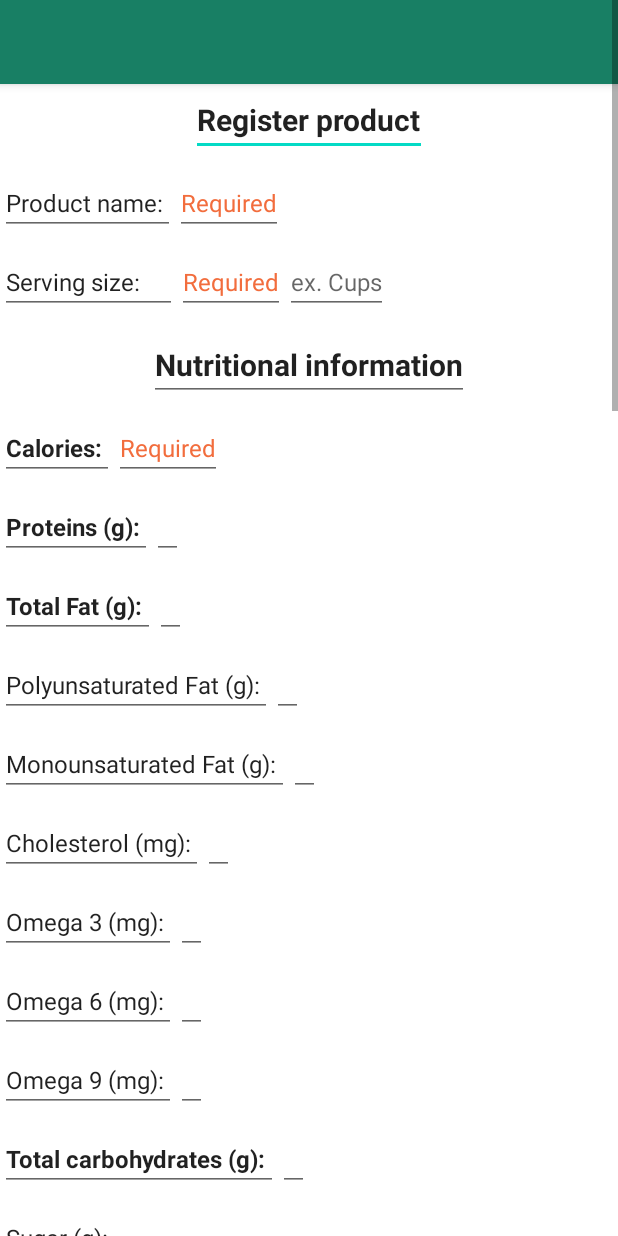
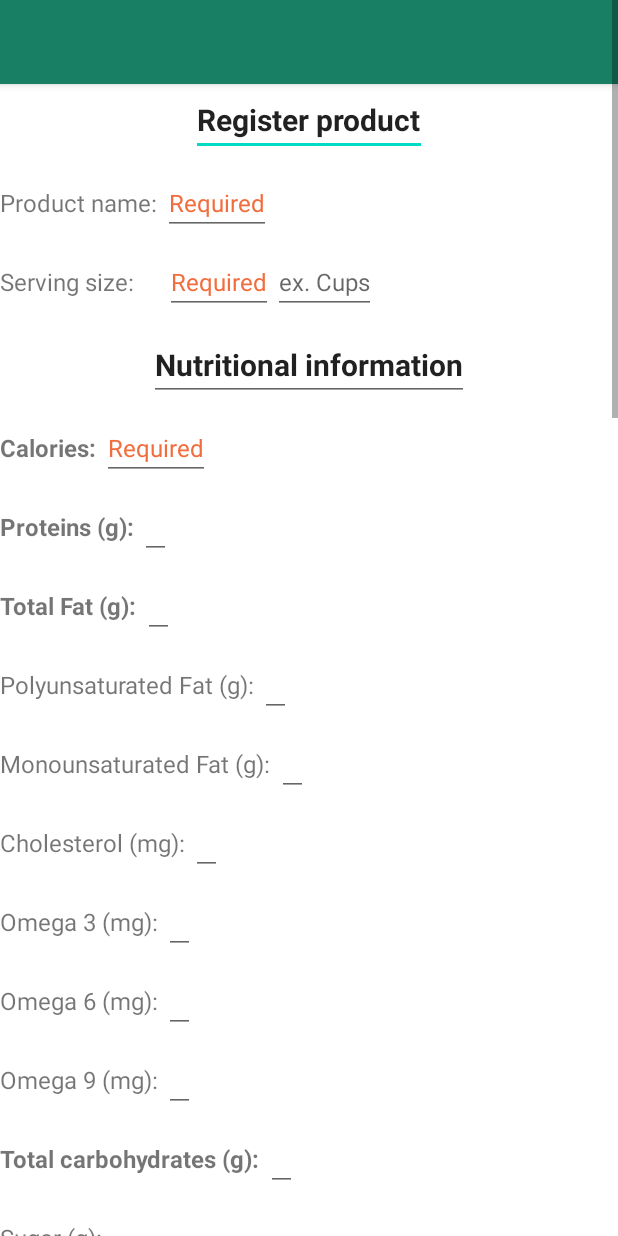
Before and after one commit to felipezxkq/Pudu, an Android app: the AddProductsActivity screen opened directly, with no data from a screen before it, on a phone screen of 412 x 824 dp. Run offline under Robolectric (Android 15) with nearby library versions, the phone set to English and light mode, and no system bars; our stand-ins replace Firebase (no records; nobody signed in at launch, a user with empty details on screens opened directly).

Commit message:
EditText corrections

```diff
--- a/app/src/main/java/com/pudu/pudu2/ShareActivity.kt
+++ b/app/src/main/java/com/pudu/pudu2/ShareActivity.kt
@@ -5,6 +5,7 @@ import android.content.Intent
 import android.content.pm.PackageManager
 import android.graphics.Bitmap
 import android.graphics.BitmapFactory
+import android.graphics.Canvas
 import android.net.Uri
 import android.os.Build
 import androidx.appcompat.app.AppCompatActivity
@@ -67,7 +68,6 @@ class ShareActivity : AppCompatActivity() {
             var photo = SharePhoto.Builder()
                 .setBitmap(imageBitmap)
                 .build()
-
 
             var sharecontent = SharePhotoContent.Builder().addPhoto(photo).build()
             ShareDialog.show(this@ShareActivity, sharecontent)
--- a/app/src/main/res/layout/activity_add_products.xml
+++ b/app/src/main/res/layout/activity_add_products.xml
@@ -37,14 +37,14 @@
             android:layout_height="wrap_content"
             android:orientation="horizontal"
             android:layout_marginTop="10dp">
-            <EditText
+            <TextView
                 android:layout_width="wrap_content"
                 android:layout_height="wrap_content"
                 android:text="Product name: "
                 android:textSize="16dp"
                 >
 
-            </EditText>
+            </TextView>
             <EditText
                 android:id="@+id/textEditProductName"
                 android:layout_width="wrap_content"
@@ -64,14 +64,14 @@
             android:layout_height="wrap_content"
             android:orientation="horizontal"
             android:layout_marginTop="10dp">
-            <EditText
+            <TextView
                 android:layout_width="wrap_content"
                 android:layout_height="wrap_content"
                 android:text="Serving size:     "
                 android:textSize="16dp"
                 >
 
-            </EditText>
+            </TextView>
             <EditText
                 android:id="@+id/textServingSize"
                 android:layout_width="wrap_content"
@@ -118,7 +118,7 @@
                 android:layout_height="wrap_content"
                 android:orientation="horizontal"
                 android:layout_marginTop="10dp">
-                <EditText
+                <TextView
                     android:layout_width="wrap_content"
                     android:layout_height="wrap_content"
                     android:text="Calories: "
@@ -126,7 +126,7 @@
                     android:textSize="16dp"
                     >
 
-                </EditText>
+                </TextView>
                 <EditText
                     android:id="@+id/textCalories"
                     android:layout_width="wrap_content"
@@ -145,7 +145,7 @@
                 android:layout_height="wrap_content"
                 android:orientation="horizontal"
                 android:layout_marginTop="10dp">
-                <EditText
+                <TextView
                     android:layout_width="wrap_content"
                     android:layout_height="wrap_content"
                     android:text="Proteins (g): "
@@ -153,7 +153,7 @@
                     android:textSize="16dp"
                     >
 
-                </EditText>
+                </TextView>
                 <EditText
                     android:id="@+id/textProteins"
                     android:layout_width="wrap_content"
@@ -172,7 +172,7 @@
                 android:layout_height="wrap_content"
                 android:orientation="horizontal"
                 android:layout_marginTop="10dp">
-                <EditText
+                <TextView
                     android:layout_width="wrap_content"
                     android:layout_height="wrap_content"
                     android:text="Total Fat (g): "
@@ -180,7 +180,7 @@
                     android:textSize="16dp"
                     >
 
-                </EditText>
+                </TextView>
                 <EditText
                     android:id="@+id/textTotalFat"
                     android:layout_width="wrap_content"
@@ -199,14 +199,14 @@
                 android:layout_height="wrap_content"
                 android:orientation="horizontal"
                 android:layout_marginTop="10dp">
-                <EditText
+                <TextView
                     android:layout_width="wrap_content"
                     android:layout_height="wrap_content"
                     android:text="Polyunsaturated Fat (g): "
                     android:textSize="16dp"
                     >
 
-                </EditText>
+                </TextView>
                 <EditText
                     android:id="@+id/textPolyinsaturatedFat"
                     android:layout_width="wrap_content"
@@ -224,14 +224,14 @@
                 android:layout_height="wrap_content"
                 android:orientation="horizontal"
                 android:layout_marginTop="10dp">
-                <EditText
+                <TextView
                     android:layout_width="wrap_content"
                     android:layout_height="wrap_content"
                     android:text="Monounsaturated Fat (g): "
                     android:textSize="16dp"
                     >
 
-                </EditText>
+                </TextView>
                 <EditText
                     android:id="@+id/textMonoUnsaturatedFat"
                     android:layout_width="wrap_content"
@@ -249,14 +249,14 @@
                 android:layout_height="wrap_content"
                 android:orientation="horizontal"
                 android:layout_marginTop="10dp">
-                <EditText
+                <TextView
                     android:layout_width="wrap_content"
                     android:layout_height="wrap_content"
                     android:text="Cholesterol (mg): "
                     android:textSize="16dp"
                     >
 
-                </EditText>
+                </TextView>
                 <EditText
                     android:id="@+id/textCholesterol"
                     android:layout_width="wrap_content"
@@ -274,14 +274,14 @@
                 android:layout_height="wrap_content"
                 android:orientation="horizontal"
                 android:layout_marginTop="10dp">
-                <EditText
+                <TextView
                     android:layout_width="wrap_content"
                     android:layout_height="wrap_content"
                     android:text="Omega 3 (mg): "
                     android:textSize="16dp"
                     >
 
-                </EditText>
+                </TextView>
                 <EditText
                     android:id="@+id/textOmega3"
                     android:layout_width="wrap_content"
@@ -299,14 +299,14 @@
                 android:layout_height="wrap_content"
                 android:orientation="horizontal"
                 android:layout_marginTop="10dp">
-                <EditText
+                <TextView
                     android:layout_width="wrap_content"
                     android:layout_height="wrap_content"
                     android:text="Omega 6 (mg): "
                     android:textSize="16dp"
                     >
 
-                </EditText>
+                </TextView>
                 <EditText
                     android:id="@+id/omega6text"
                     android:layout_width="wrap_content"
@@ -324,14 +324,14 @@
                 android:layout_height="wrap_content"
                 android:orientation="horizontal"
                 android:layout_marginTop="10dp">
-                <EditText
+                <TextView
                     android:layout_width="wrap_content"
                     android:layout_height="wrap_content"
                     android:text="Omega 9 (mg): "
                     android:textSize="16dp"
                     >
 
-                </EditText>
+                </TextView>
                 <EditText
                     android:id="@+id/omaga9text"
                     android:layout_width="wrap_content"
@@ -349,7 +349,7 @@
                 android:layout_height="wrap_content"
                 android:orientation="horizontal"
                 android:layout_marginTop="10dp">
-                <EditText
+                <TextView
                     android:layout_width="wrap_content"
                     android:layout_height="wrap_content"
                     android:text="Total carbohydrates (g): "
@@ -357,7 +357,7 @@
                     android:textSize="16dp"
                     >
 
-                </EditText>
+                </TextView>
                 <EditText
                     android:id="@+id/textCarbohydrates"
                     android:layout_width="wrap_content"
@@ -375,14 +375,14 @@
                 android:layout_height="wrap_content"
                 android:orientation="horizontal"
                 android:layout_marginTop="10dp">
-                <EditText
+                <TextView
                     android:layout_width="wrap_content"
                     android:layout_height="wrap_content"
                     android:text="Sugar (g): "
                     android:textSize="16dp"
                     >
 
-                </EditText>
+                </TextView>
                 <EditText
                     android:id="@+id/textSugar"
                     android:layout_width="wrap_content"
@@ -400,14 +400,14 @@
                 android:layout_height="wrap_content"
                 android:orientation="horizontal"
                 android:layout_marginTop="10dp">
-                <EditText
+                <TextView
                     android:layout_width="wrap_content"
                     android:layout_height="wrap_content"
                     android:text="Vitamin A (mg): "
                     android:textSize="16dp"
                     >
 
-                </EditText>
+                </TextView>
                 <EditText
                     android:id="@+id/textVitaminA"
                     android:layout_width="wrap_content"
@@ -425,14 +425,14 @@
                 android:layout_height="wrap_content"
                 android:orientation="horizontal"
                 android:layout_marginTop="10dp">
-                <EditText
+                <TextView
                     android:layout_width="wrap_content"
                     android:layout_height="wrap_content"
                     android:text="Vitamin B1 (mg): "
                     android:textSize="16dp"
                     >
 
-                </EditText>
+                </TextView>
                 <EditText
                     android:id="@+id/textVitaminB1"
                     android:layout_width="wrap_content"
@@ -450,14 +450,14 @@
                 android:layout_height="wrap_content"
                 android:orientation="horizontal"
                 android:layout_marginTop="10dp">
-                <EditText
+                <TextView
                     android:layout_width="wrap_content"
                     android:layout_height="wrap_content"
                     android:text="Vitamin B2 (mg): "
                     android:textSize="16dp"
                     >
 
-                </EditText>
+                </TextView>
                 <EditText
                     android:id="@+id/textVitaminB2"
                     android:layout_width="wrap_content"
@@ -475,14 +475,14 @@
                 android:layout_height="wrap_content"
                 android:orientation="horizontal"
                 android:layout_marginTop="10dp">
-                <EditText
+                <TextView
                     android:layout_width="wrap_content"
                     android:layout_height="wrap_content"
                     android:text="Vitamin B6 (mg): "
                     android:textSize="16dp"
                     >
 
-                </EditText>
+                </TextView>
                 <EditText
                     android:id="@+id/textVitaminB6"
                     android:layout_width="wrap_content"
@@ -500,14 +500,14 @@
                 android:layout_height="wrap_content"
                 android:orientation="horizontal"
                 android:layout_marginTop="10dp">
-                <EditText
+                <TextView
                     android:layout_width="wrap_content"
                     android:layout_height="wrap_content"
                     android:text="Vitamin B9 (mg): "
                     android:textSize="16dp"
                     >
 
-                </EditText>
+                </TextView>
                 <EditText
                     android:id="@+id/textVitaminB9"
                     android:layout_width="wrap_content"
@@ -525,14 +525,14 @@
                 android:layout_height="wrap_content"
                 android:orientation="horizontal"
                 android:layout_marginTop="10dp">
-                <EditText
+                <TextView
                     android:layout_width="wrap_content"
                     android:layout_height="wrap_content"
                     android:text="Vitamin B12 (mg): "
                     android:textSize="16dp"
                     >
 
-                </EditText>
+                </TextView>
                 <EditText
                     android:id="@+id/textVitaminB12"
                     android:layout_width="wrap_content"
@@ -550,14 +550,14 @@
                 android:layout_height="wrap_content"
                 android:orientation="horizontal"
                 android:layout_marginTop="10dp">
-                <EditText
+                <TextView
                     android:layout_width="wrap_content"
                     android:layout_height="wrap_content"
                     android:text="Biotin (mg): "
                     android:textSize="16dp"
                     >
 
-                </EditText>
+                </TextView>
                 <EditText
                     android:id="@+id/textBiotin"
                     android:layout_width="wrap_content"
@@ -575,14 +575,14 @@
                 android:layout_height="wrap_content"
                 android:orientation="horizontal"
                 android:layout_marginTop="10dp">
-                <EditText
+                <TextView
                     android:layout_width="wrap_content"
                     android:layout_height="wrap_content"
                     android:text="Vitamin C (mg): "
                     android:textSize="16dp"
                     >
 
-                </EditText>
+                </TextView>
                 <EditText
                     android:id="@+id/vitaminCtext"
                     android:layout_width="wrap_content"
@@ -599,14 +599,14 @@
                 android:layout_height="wrap_content"
                 android:orientation="horizontal"
                 android:layout_marginTop="10dp">
-                <EditText
+                <TextView
                     android:layout_width="wrap_content"
                     android:layout_height="wrap_content"
                     android:text="Vitamin D (mg): "
                     android:textSize="16dp"
                     >
 
-                </EditText>
+                </TextView>
                 <EditText
                     android:id="@+id/textVitaminD"
                     android:layout_width="wrap_content"
@@ -623,14 +623,14 @@
                 android:layout_height="wrap_content"
                 android:orientation="horizontal"
                 android:layout_marginTop="10dp">
-                <EditText
+                <TextView
                     android:layout_width="wrap_content"
                     android:layout_height="wrap_content"
                     android:text="Vitamin K (mg): "
                     android:textSize="16dp"
                     >
 
-                </EditText>
+                </TextView>
                 <EditText
                     android:id="@+id/textVitaminK"
                     android:layout_width="wrap_content"
@@ -648,14 +648,14 @@
                 android:layout_height="wrap_content"
                 android:orientation="horizontal"
                 android:layout_marginTop="10dp">
-                <EditText
+                <TextView
                     android:layout_width="wrap_content"
                     android:layout_height="wrap_content"
                     android:text="Vitamin PP (mg): "
                     android:textSize="16dp"
                     >
 
-                </EditText>
+                </TextView>
                 <EditText
                     android:id="@+id/vitaminPPtext"
                     android:layout_width="wrap_content"
@@ -673,14 +673,14 @@
                 android:layout_height="wrap_content"
                 android:orientation="horizontal"
                 android:layout_marginTop="10dp">
-                <EditText
+                <TextView
                     android:layout_width="wrap_content"
                     android:layout_height="wrap_content"
                     android:text="Potassium (mg): "
                     android:textSize="16dp"
                     >
 
-                </EditText>
+                </TextView>
                 <EditText
                     android:id="@+id/textPotassium"
                     android:layout_width="wrap_content"
@@ -697,14 +697,14 @@
                 android:layout_height="wrap_content"
                 android:orientation="horizontal"
                 android:layout_marginTop="10dp">
-                <EditText
+                <TextView
                     android:layout_width="wrap_content"
                     android:layout_height="wrap_content"
                     android:text="Calcium (mg): "
                     android:textSize="16dp"
                     >
 
-                </EditText>
+                </TextView>
                 <EditText
                     android:id="@+id/textCalcium"
                     android:layout_width="wrap_content"
@@ -721,13 +721,13 @@
                 android:layout_height="wrap_content"
                 android:orientation="horizontal"
                 android:layout_marginTop="10dp">
-                <EditText
+                <TextView
                     android:layout_width="wrap_content"
                     android:layout_height="wrap_content"
                     android:text="Phosphorus (mg): "
                     android:textSize="16dp"
                     >
-                </EditText>
+                </TextView>
                 <EditText
                     android:id="@+id/textPhosphorus"
                     android:layout_width="wrap_content"
@@ -744,14 +744,14 @@
                 android:layout_height="wrap_content"
                 android:orientation="horizontal"
                 android:layout_marginTop="10dp">
-                <EditText
+                <TextView
                     android:layout_width="wrap_content"
                     android:layout_height="wrap_content"
                     android:text="Iron (mg): "
                     android:textSize="16dp"
                     >
 
-                </EditText>
+                </TextView>
                 <EditText
                     android:id="@+id/textIron"
                     android:layout_width="wrap_content"
@@ -768,14 +768,14 @@
                 android:layout_height="wrap_content"
                 android:orientation="horizontal"
                 android:layout_marginTop="10dp">
-                <EditText
+                <TextView
                     android:layout_width="wrap_content"
                     android:layout_height="wrap_content"
                     android:text="Magnesium (mg): "
                     android:textSize="16dp"
                     >
 
-                </EditText>
+                </TextView>
                 <EditText
                     android:id="@+id/textMagnesium"
                     android:layout_width="wrap_content"
@@ -792,14 +792,14 @@
                 android:layout_height="wrap_content"
                 android:orientation="horizontal"
                 android:layout_marginTop="10dp">
-                <EditText
+                <TextView
                     android:layout_width="wrap_content"
                     android:layout_height="wrap_content"
                     android:text="Zinc (mg): "
                     android:textSize="16dp"
                     >
 
-                </EditText>
+                </TextView>
                 <EditText
                     android:id="@+id/textZinc"
                     android:layout_width="wrap_content"
@@ -816,14 +816,14 @@
                 android:layout_height="wrap_content"
                 android:orientation="horizontal"
                 android:layout_marginTop="10dp">
-                <EditText
+                <TextView
                     android:layout_width="wrap_content"
                     android:layout_height="wrap_content"
                     android:text="Copper (mg): "
                     android:textSize="16dp"
                     >
 
-                </EditText>
+                </TextView>
                 <EditText
                     android:id="@+id/textCopper"
                     android:layout_width="wrap_content"
@@ -840,14 +840,14 @@
                 android:layout_height="wrap_content"
                 android:orientation="horizontal"
                 android:layout_marginTop="10dp">
-                <EditText
+                <TextView
                     android:layout_width="wrap_content"
                     android:layout_height="wrap_content"
                     android:text="Manganesse (mg): "
                     android:textSize="16dp"
                     >
 
-                </EditText>
+                </TextView>
                 <EditText
                     android:id="@+id/textManganesse"
                     android:layout_width="wrap_content"
@@ -864,14 +864,14 @@
                 android:layout_height="wrap_content"
                 android:orientation="horizontal"
                 android:layout_marginTop="10dp">
-                <EditText
+                <TextView
                     android:layout_width="wrap_content"
                     android:layout_height="wrap_content"
                     android:text="Selenium (mg): "
                     android:textSize="16dp"
                     >
 
-                </EditText>
+                </TextView>
                 <EditText
                     android:id="@+id/textSelenium"
                     android:layout_width="wrap_content"
@@ -888,14 +888,14 @@
                 android:layout_height="wrap_content"
                 android:orientation="horizontal"
                 android:layout_marginTop="10dp">
-                <EditText
+                <TextView
                     android:layout_width="wrap_content"
                     android:layout_height="wrap_content"
                     android:text="Chromium (mg): "
                     android:textSize="16dp"
                     >
 
-                </EditText>
+                </TextView>
                 <EditText
                     android:id="@+id/textChromium"
                     android:layout_width="wrap_content"
@@ -912,14 +912,14 @@
                 android:layout_height="wrap_content"
                 android:orientation="horizontal"
                 android:layout_marginTop="10dp">
-                <EditText
+                <TextView
                     android:layout_width="wrap_content"
                     android:layout_height="wrap_content"
                     android:text="Molybdenum (mg): "
                     android:textSize="16dp"
                     >
 
-                </EditText>
+                </TextView>
                 <EditText
                     android:id="@+id/textMolybdenum"
                     android:layout_width="wrap_content"
@@ -936,14 +936,14 @@
                 android:layout_height="wrap_content"
                 android:orientation="horizontal"
                 android:layout_marginTop="10dp">
-                <EditText
+                <TextView
                     android:layout_width="wrap_content"
                     android:layout_height="wrap_content"
                     android:text="Iodine (mg): "
                     android:textSize="16dp"
                     >
 
-                </EditText>
+                </TextView>
                 <EditText
                     android:id="@+id/textIodine"
                     android:layout_width="wrap_content"
@@ -957,7 +957,7 @@
 
         </LinearLayout>
 
-        <EditText
+        <TextView
             android:layout_width="wrap_content"
             android:layout_height="wrap_content"
             android:textSize="20dp"
@@ -966,7 +966,7 @@
             android:layout_gravity="center"
             android:layout_marginTop="10dp"
             >
-        </EditText>
+        </TextView>
 
         <RelativeLayout
             android:layout_width="409dp"
@@ -996,7 +996,7 @@
 
         </RelativeLayout>
 
-        <EditText
+        <TextView
             android:id="@+id/textIngredientsList"
             android:layout_width="wrap_content"
             android:layout_height="wrap_content"
@@ -1004,7 +1004,7 @@
             android:text=""
             android:layout_marginTop="2dp"
             >
-        </EditText>
+        </TextView>
 
         <Button
             android:id="@+id/registerProductButton"
```
